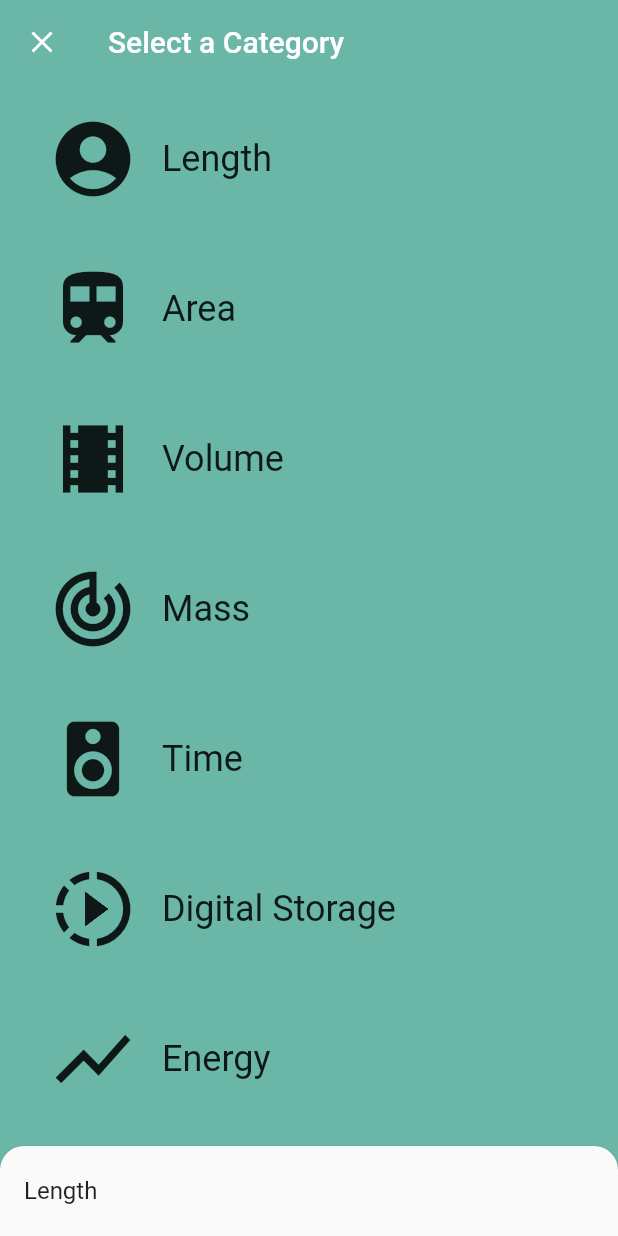
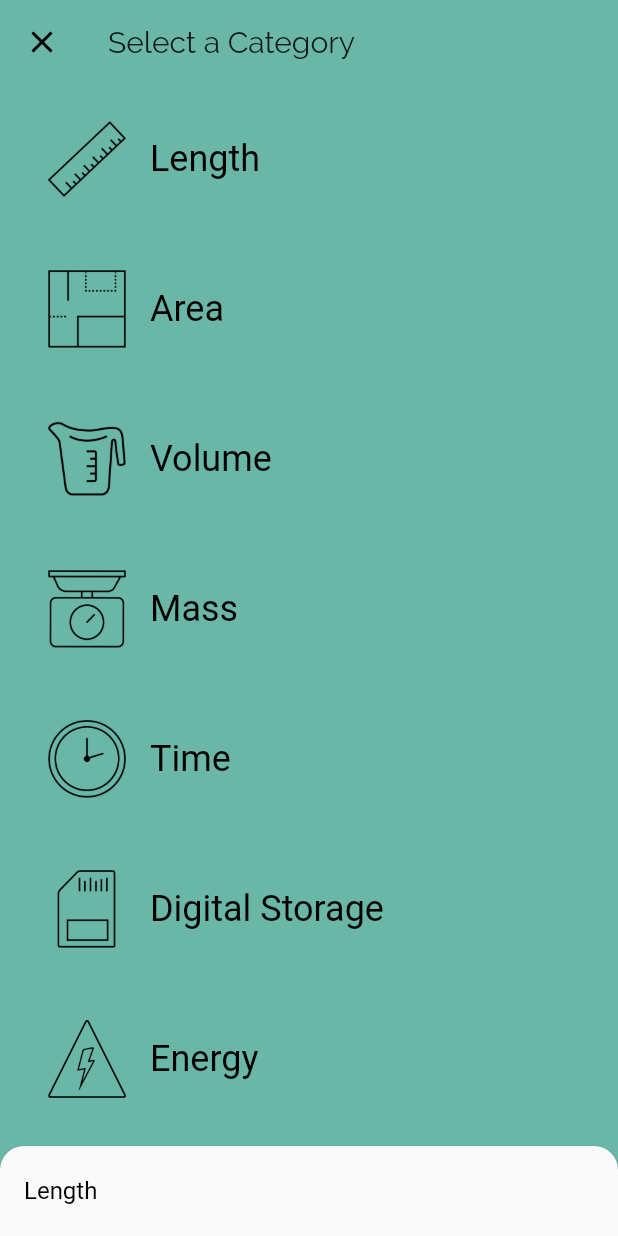
Before and after one commit to 90lucasgabriel/unity-converter, a Flutter app: the screen it shows after launch, after a tap on "Length", on a phone screen of 412 x 824 dp. Run offline on Flutter 3.47's test engine with Material 2 defaults, Android fonts, the phone set to English and light mode, and no system bars.

Commit message:
- New: Icons and fonts assets;

```diff
--- a/lib/category.dart
+++ b/lib/category.dart
@@ -4,7 +4,7 @@ import 'unit.dart';
 class Category {
   final String title;
   final ColorSwatch color;
-  final IconData icon;
+  final String icon;
   final List<Unit> units;
 
   const Category({
--- a/lib/category_route.dart
+++ b/lib/category_route.dart
@@ -56,15 +56,15 @@ class _CategoryRouteState extends State<CategoryRoute> {
     }),
   ];
 
-  static const List<IconData> _categoryIcons = <IconData>[
-    Icons.account_circle,
-    Icons.train,
-    Icons.theaters,
-    Icons.track_changes,
-    Icons.speaker,
-    Icons.slow_motion_video,
-    Icons.show_chart,
-    Icons.sentiment_neutral
+  static const List<String> _categoryIcons = <String>[
+    'assets/icons/length.png',
+    'assets/icons/area.png',
+    'assets/icons/volume.png',
+    'assets/icons/mass.png',
+    'assets/icons/time.png',
+    'assets/icons/digital_storage.png',
+    'assets/icons/power.png',
+    'assets/icons/currency.png',
   ];
 
   @override
--- a/lib/category_tile.dart
+++ b/lib/category_tile.dart
@@ -32,11 +32,8 @@ class CategoryTile extends StatelessWidget {
             child: Row(
               children: <Widget>[
                 Padding(
-                  padding: EdgeInsets.fromLTRB(16.0, 0.0, 16.0, 0.0),
-                  child: Icon(
-                    category.icon,
-                    size: 60.0,
-                  ),
+                  padding: EdgeInsets.all(16.0),
+                  child: Image.asset(category.icon),
                 ),
                 Center(
                   child: Text(
--- a/lib/main.dart
+++ b/lib/main.dart
@@ -2,11 +2,30 @@ import 'package:flutter/material.dart';
 import 'category_route.dart';
 
 void main() {
-  runApp(
-    MaterialApp(
+  runApp(UnitConverterApp());
+}
+
+/// This widget is the root of our application.
+///
+/// The first screen we see is a list [Categories], each of which
+/// has a list of [Unit]s.
+class UnitConverterApp extends StatelessWidget {
+  @override
+  Widget build(BuildContext context) {
+    return MaterialApp(
       debugShowCheckedModeBanner: false,
       title: 'Unit Converter',
+      theme: ThemeData(
+        fontFamily: 'Raleway',
+        textTheme: Theme.of(context).textTheme.apply(
+              bodyColor: Colors.black,
+              displayColor: Colors.grey[600],
+            ),
+        // This colors the [InputOutlineBorder] when it is selected
+        primaryColor: Colors.grey[500],
+        textSelectionHandleColor: Colors.green[500],
+      ),
       home: CategoryRoute(),
-    ),
-  );
+    );
+  }
 }
```
Also changed, not shown: pubspec.yaml (+13 -0 lines), assets/icons/area.png (added), assets/icons/currency.png (added), assets/icons/digital_storage.png (added), assets/icons/length.png (added), assets/icons/mass.png (added), assets/icons/power.png (added), assets/icons/time.png (added), assets/icons/volume.png (added), third_party/Raleway-Regular.ttf (added).
